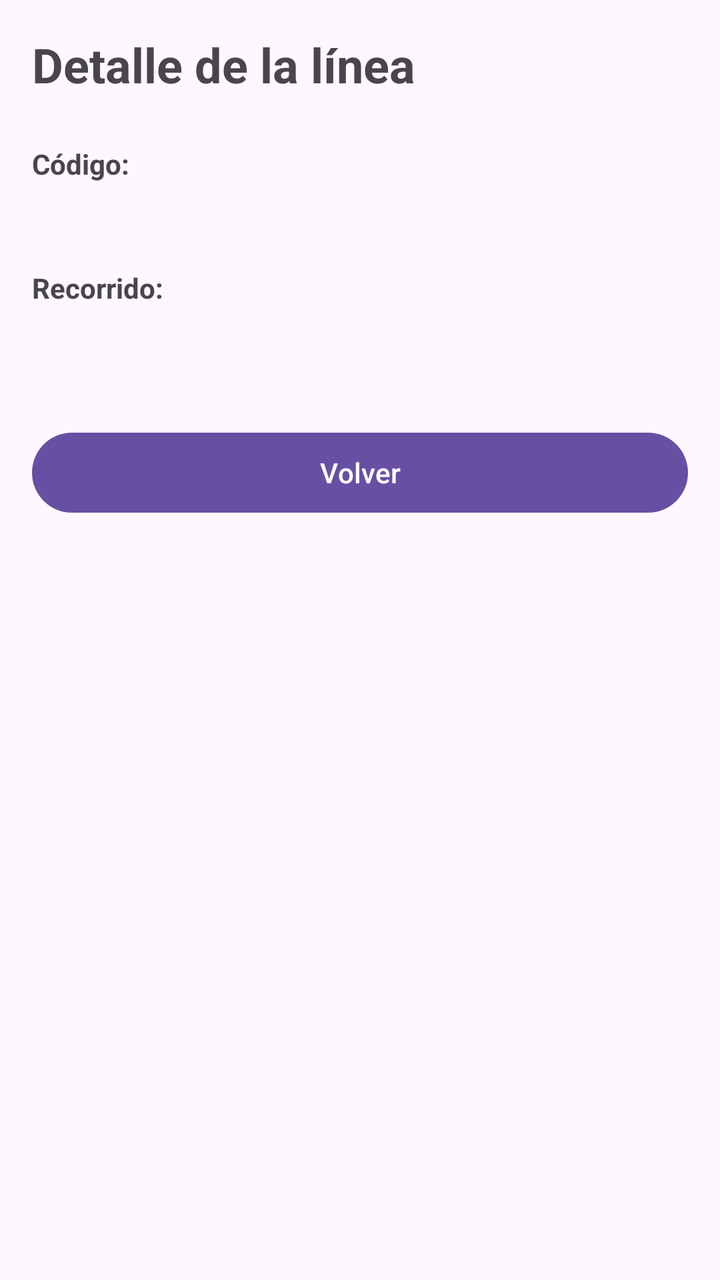
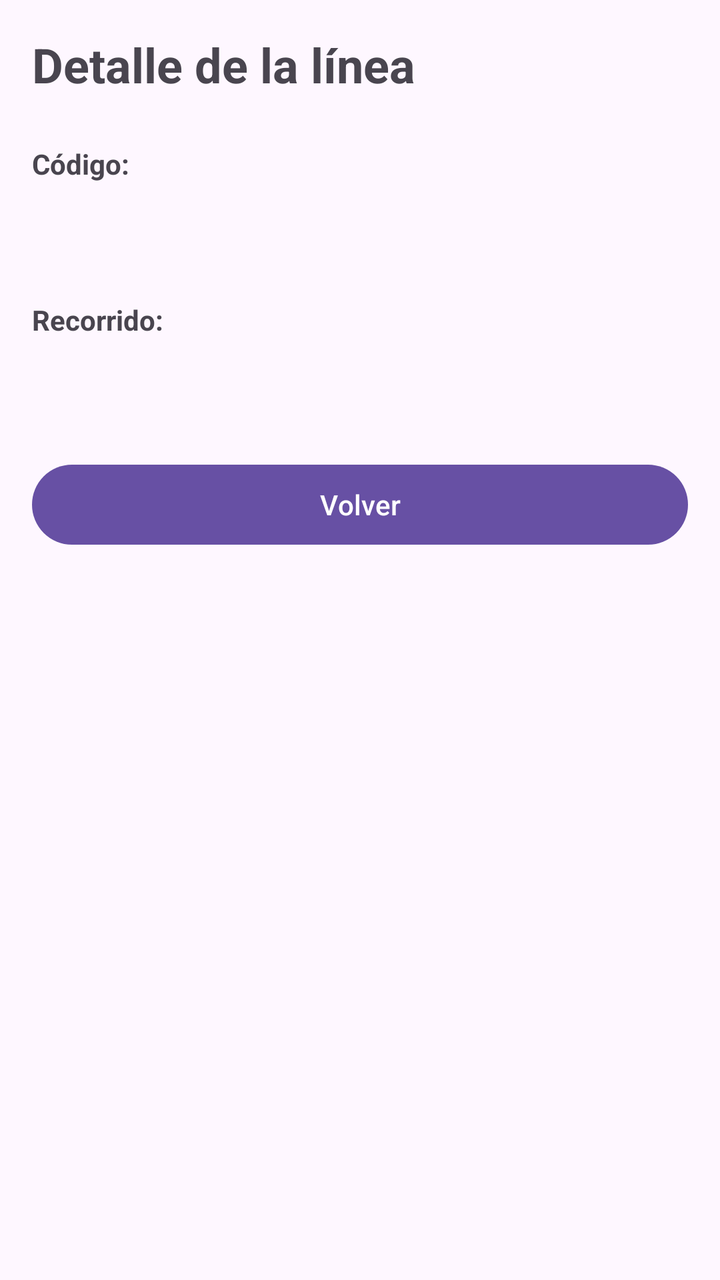

The first picture is an Android layout as it rendered before a commit; the second is the same layout after the commit. The layout source and the unified diff follow.
<!-- AndroidManifest.xml: application theme Theme.ACT2_UD1 -->
<!-- res/layout/activity_detalle.xml -->
<?xml version="1.0" encoding="utf-8"?>
<LinearLayout xmlns:android="http://schemas.android.com/apk/res/android"
    android:id="@+id/main"
    android:layout_width="match_parent"
    android:layout_height="match_parent"
    android:orientation="vertical"
    android:padding="16dp"
    android:fitsSystemWindows="true">

    
    <TextView
        android:layout_width="wrap_content"
        android:layout_height="wrap_content"
        android:text="@string/titulo_detalle"
        android:textSize="24sp"
        android:textStyle="bold"
        android:layout_marginBottom="24dp"/>

    
    <TextView
        android:layout_width="wrap_content"
        android:layout_height="wrap_content"
        android:text="@string/etiqueta_codigo"
        android:textStyle="bold"/>

    <TextView
        android:id="@+id/tvCodigo"
        android:layout_width="wrap_content"
        android:layout_height="wrap_content"
        android:textSize="20sp"
        android:layout_marginBottom="16dp"/>

    
    <TextView
        android:layout_width="wrap_content"
        android:layout_height="wrap_content"
        android:text="@string/etiqueta_recorrido"
        android:textStyle="bold"/>

    <TextView
        android:id="@+id/tvRecorrido"
        android:layout_width="wrap_content"
        android:layout_height="wrap_content"
        android:textSize="20sp"
        android:layout_marginBottom="32dp"/>

    
    <Button
        android:id="@+id/btnVolver"
        android:layout_width="match_parent"
        android:layout_height="wrap_content"
        android:text="@string/btn_volver"/>

</LinearLayout>
<!-- resources referenced by this layout -->
<resources>
  <string name="btn_volver">Volver</string>
  <string name="etiqueta_codigo">Código:</string>
  <string name="etiqueta_recorrido">Recorrido:</string>
  <string name="titulo_detalle">Detalle de la línea</string>
  <style name="Theme.ACT2_UD1" parent="Base.Theme.ACT2_UD1" />
  <style name="Base.Theme.ACT2_UD1" parent="Theme.Material3.DayNight.NoActionBar">
          
          
      </style>
</resources>

<!-- the commit's change to res/layout/activity_detalle.xml (unified diff, before → after) -->
@@ -28,7 +28,9 @@
         android:layout_width="wrap_content"
         android:layout_height="wrap_content"
         android:textSize="20sp"
+        android:layout_margin="16dp"
         android:layout_marginBottom="16dp"/>
+
 
     
     <TextView
